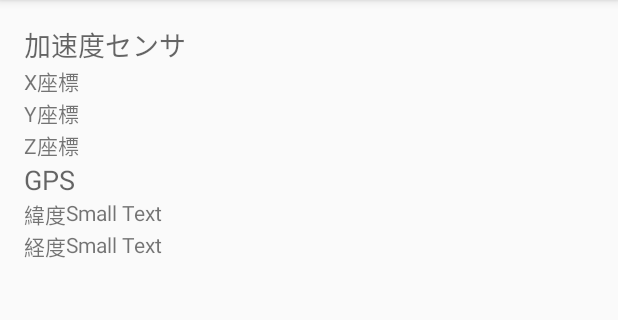
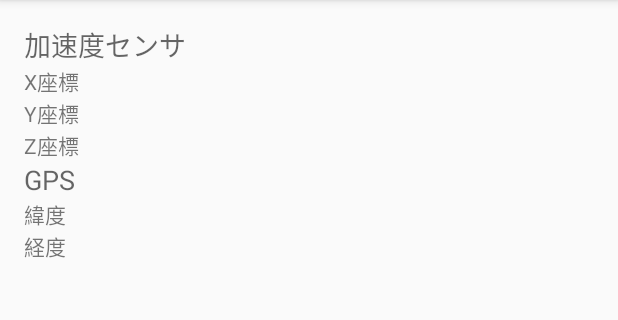
Before and after one commit to kurokirishima9622/sensorLogApp, an Android app: the screen it shows after launch (MainActivity), on a phone screen of 412 x 824 dp, the part 84-404 px from its top. Run offline under Robolectric (Android 15) with nearby library versions, the phone set to English and light mode, and no system bars.

```diff
--- a/app/src/main/java/info/redspirit/sensorlogapp/MainActivity.java
+++ b/app/src/main/java/info/redspirit/sensorlogapp/MainActivity.java
@@ -13,6 +13,8 @@ public class MainActivity extends AppCompatActivity implements SensorEventListen
     TextView xData;
     TextView yData;
     TextView zData;
+    TextView laData;
+    TextView loData;
 
     SensorManager sm;
 
@@ -23,13 +25,15 @@ public class MainActivity extends AppCompatActivity implements SensorEventListen
         xData = (TextView)findViewById(R.id.xData);
         yData = (TextView)findViewById(R.id.yData);
         zData = (TextView)findViewById(R.id.zData);
-
+        laData = (TextView)findViewById(R.id.laData);
+        loData = (TextView)findViewById(R.id.loData);
 
         sm = (SensorManager)getSystemService(SENSOR_SERVICE);
         xData.setText("");
         yData.setText("");
         zData.setText("");
-
+        laData.setText("");
+        loData.setText("");
     }
 
     @Override
```
